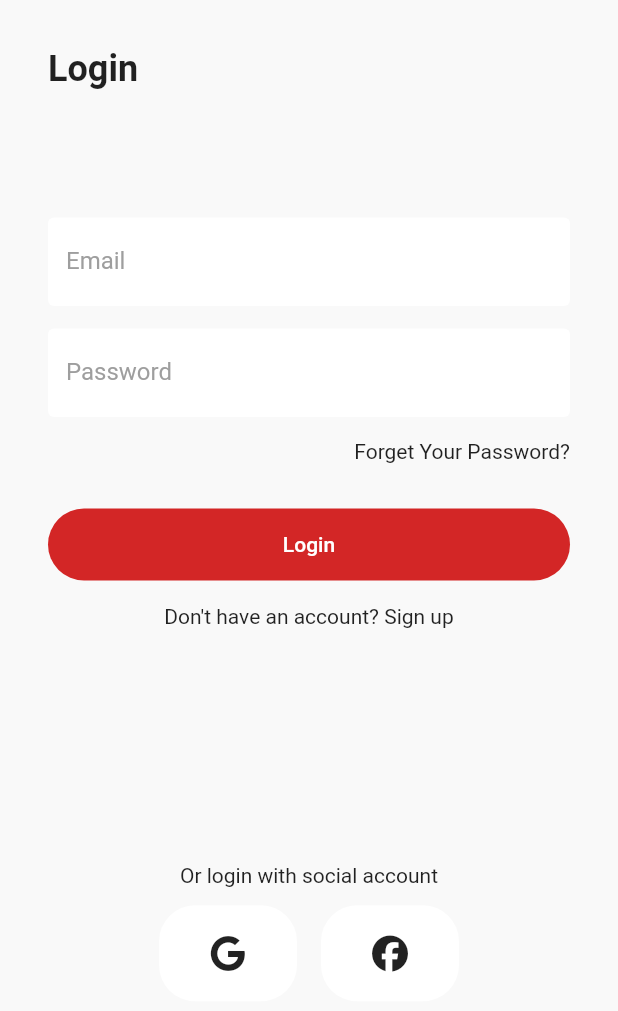
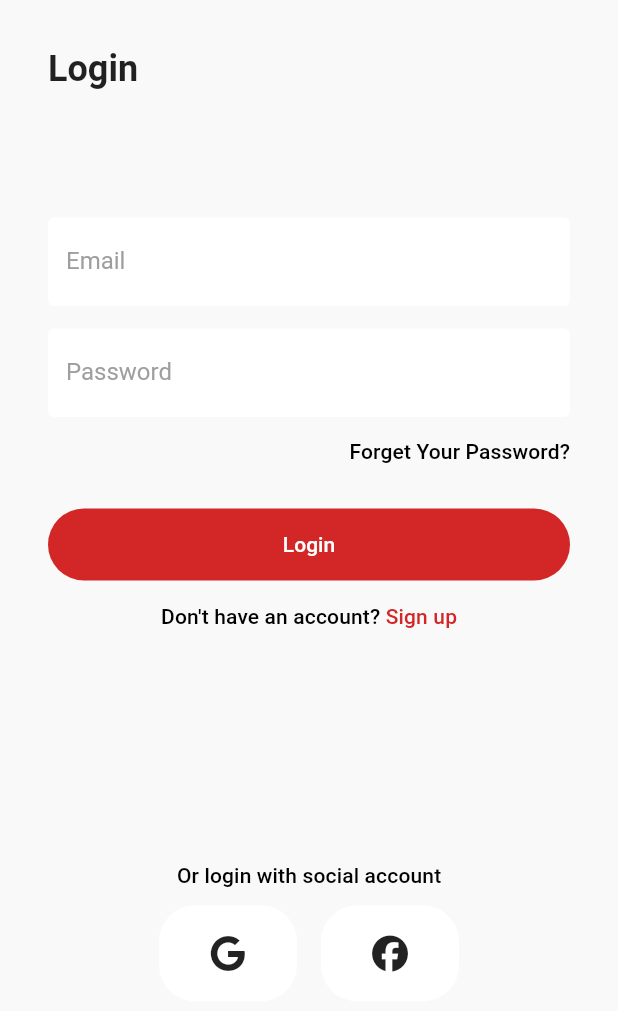
Before and after one commit to mustafa-farag/E-commerce_V2, a Flutter app: the screen it shows after launch, on a phone screen of 412 x 824 dp. Shown: the top 1011 px of the screen. Run offline on Flutter 3.47's test engine with Material 2 defaults, Android fonts, the phone set to English and light mode, and no system bars; our stand-ins replace font_awesome_flutter, persistent_bottom_nav_bar_v2.

Commit message:
firebase connection & ui updates

```diff
--- a/lib/utilities/images.dart
+++ b/lib/utilities/images.dart
@@ -1,4 +1,4 @@
 class AppImages{
   static const String topBannerHomeScreenImage ='https://img.freepik.com/free-photo/two-cute-girls-summer-park-with-dog_1157-23756.jpg?size=626&ext=jpg&ga=GA1.2.1587080325.1651232458';
-  static const String saleImage = "https://img.freepik.com/free-photo/black-front-sweater_125540-763.jpg?size=626&ext=jpg&ga=GA1.2.1587080325.1651232458";
+  static const String saleImage = "https://pyxis.nymag.com/v1/imgs/c4e/674/1892c1d09ba24378b0d547eeaffa7fac93-EN-US-Worn-S1-Main-Vertical-27x40-RGB-PR.rvertical.w600.jpg";
 }
--- a/lib/views/screens/auth_screen.dart
+++ b/lib/views/screens/auth_screen.dart
@@ -105,7 +105,10 @@ class _AuthScreenState extends State<AuthScreen> {
                       alignment: Alignment.topRight,
                       child: InkWell(
                         onTap: () {},
-                        child: const Text('Forget Your Password?'),
+                        child: Text(
+                          'Forget Your Password?',
+                          style: Theme.of(context).textTheme.subtitle2,
+                        ),
                       ),
                     ),
                   const SizedBox(
@@ -125,9 +128,16 @@ class _AuthScreenState extends State<AuthScreen> {
                   const SizedBox(
                     height: 16.0,
                   ),
-                  Align(
-                    alignment: Alignment.center,
-                    child: InkWell(
+                  Row(
+                    mainAxisAlignment: MainAxisAlignment.center,
+                    children: [
+                      Text(
+                        _authType == AuthFormType.register
+                            ? 'Have an account ? '
+                            : 'Don\'t have an account? ',
+                        style: Theme.of(context).textTheme.subtitle2,
+                      ),
+                      InkWell(
                         onTap: () {
                           _emailController.clear();
                           _passwordController.clear();
@@ -140,19 +150,29 @@ class _AuthScreenState extends State<AuthScreen> {
                             }
                           });
                         },
-                      child: Text(_authType == AuthFormType.register
-                          ? 'Have an account Login?'
-                          : 'Don\'t have an account? Sign up'),
+                        child: Text(
+                          _authType == AuthFormType.register
+                              ? 'Login'
+                              : 'Sign up',
+                          style:
+                              Theme.of(context).textTheme.subtitle2!.copyWith(
+                                    color: Theme.of(context).primaryColor,
                                   ),
+                        ),
+                      ),
+                    ],
                   ),
                   SizedBox(
                     height: size.height * 0.19,
                   ),
                   Align(
                       alignment: Alignment.center,
-                      child: Text(_authType == AuthFormType.register
+                      child: Text(
+                        _authType == AuthFormType.register
                             ? 'Or sign up with social account?'
-                          : 'Or login with social account')),
+                            : 'Or login with social account',
+                        style: Theme.of(context).textTheme.subtitle2,
+                      )),
                   const SizedBox(
                     height: 12,
                   ),
--- a/lib/views/screens/bottomnavbar_screen.dart
+++ b/lib/views/screens/bottomnavbar_screen.dart
@@ -1,7 +1,6 @@
 import 'package:flutter/material.dart';
 import 'package:font_awesome_flutter/font_awesome_flutter.dart';
 import 'package:persistent_bottom_nav_bar_v2/persistent-tab-view.dart';
-
 import 'home_screen.dart';
 
 class BottomNavBarScreen extends StatefulWidget {
--- a/lib/views/screens/home_screen.dart
+++ b/lib/views/screens/home_screen.dart
@@ -46,7 +46,7 @@ class HomeScreen extends StatelessWidget {
             ),
           ),
           SizedBox(
-            height: size.height * 0.038,
+            height: size.height * 0.026,
           ),
           Padding(
             padding: const EdgeInsets.symmetric(horizontal: 18),
@@ -69,7 +69,7 @@ class HomeScreen extends StatelessWidget {
                       itemCount: dummyProducts.length),
                 ),
                 SizedBox(
-                  height: size.height * 0.03,
+                  height: size.height * 0.02,
                 ),
                 _homeHeadlines(context,
                     title: "New", caption: "You've never seen it before!"),
--- a/pubspec.yaml
+++ b/pubspec.yaml
@@ -17,6 +17,7 @@ dependencies:
   cupertino_icons: ^1.0.2
   font_awesome_flutter: ^10.1.0
   persistent_bottom_nav_bar_v2: ^4.2.3
+  change_app_package_name: ^1.1.0
 
 dev_dependencies:
   flutter_test:
```
Also changed, not shown: lib/models/product_model.dart (+8 -8 lines), lib/views/widgets/product_item.dart (+34 -5 lines), pubspec.lock, 8 other files. Lines whose indentation alone changed are shown as unchanged.
